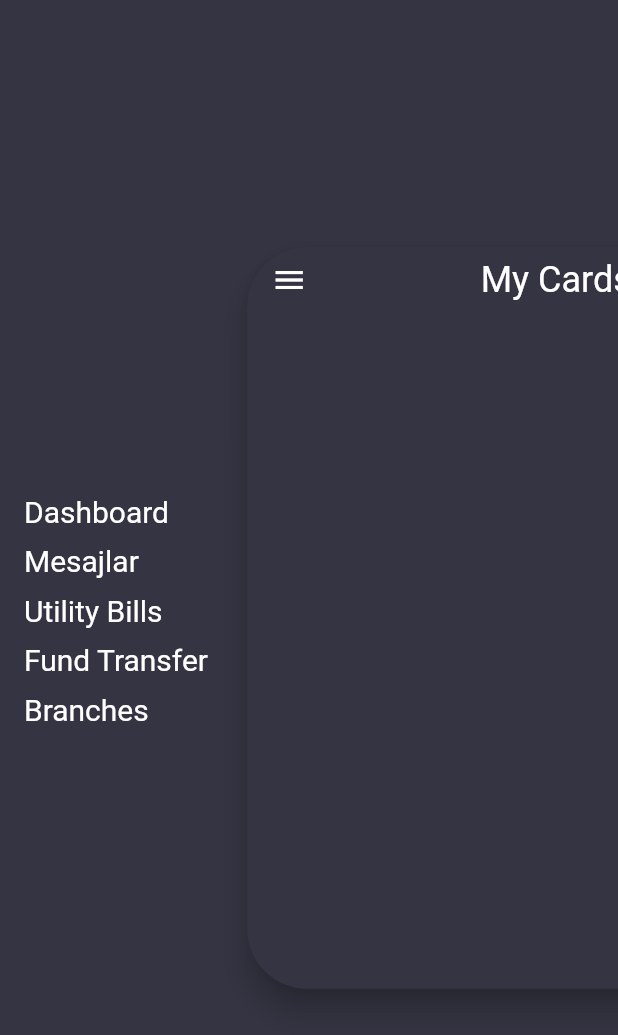
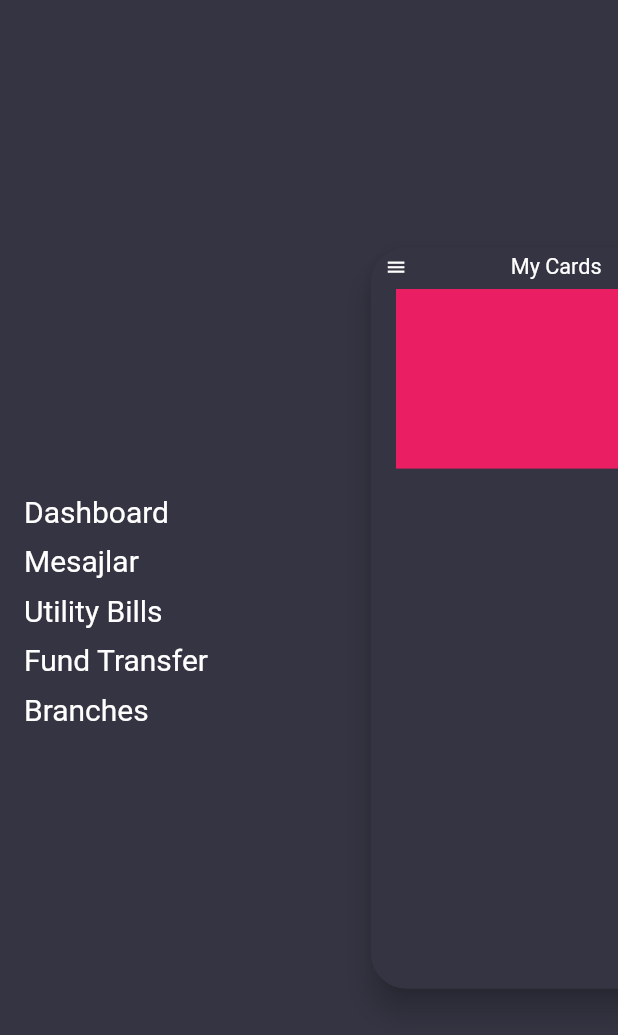
Before and after one commit to ibrahimuzul/flutter_slider_menu, a Flutter app: the screen it shows after launch, after a tap on the "menu" icon, on a phone screen of 412 x 824 dp. Shown: the top 1035 px of the screen. Run offline on Flutter 3.47's test engine with Material 2 defaults, Android fonts, the phone set to English and light mode, and no system bars.

Commit message:
179. ScaleTransition Kullanımı - Animasyonlu Menu Bölüm 3 Hata Var şuan

```diff
--- a/lib/menu_dashboard_widget.dart
+++ b/lib/menu_dashboard_widget.dart
@@ -8,9 +8,26 @@ class MenuDashboard extends StatefulWidget {
   _MenuDashboardState createState() => _MenuDashboardState();
 }
 
-class _MenuDashboardState extends State<MenuDashboard> {
+class _MenuDashboardState extends State<MenuDashboard>
+    with SingleTickerProviderStateMixin {
   double ekranYuksekligi, ekranGenisligi;
   bool menuAcikMi = false;
+  AnimationController _controller;
+  Animation<double> _scaleAnimation;
+  final Duration _duration = Duration(milliseconds: 300);
+
+  @override
+  void initState() {
+    super.initState();
+    _controller = AnimationController(vsync: this, duration: _duration);
+    _scaleAnimation = Tween(begin: 1.0, end: 0.6).animate(_controller);
+  }
+
+  @override
+  void dispose() {
+    _controller.dispose();
+    super.dispose();
+  }
 
   @override
   Widget build(BuildContext context) {
@@ -83,13 +100,16 @@ class _MenuDashboardState extends State<MenuDashboard> {
 
   Widget dashBoardOlustur(BuildContext context) {
     return AnimatedPositioned(
-      duration: Duration(milliseconds: 500),
-      top: menuAcikMi ? 0.2 * ekranYuksekligi : 0,
-      bottom: menuAcikMi ? 0.2 * ekranYuksekligi : 0,
+      duration: _duration,
+      top: 0,
+      bottom: 0,
       left: menuAcikMi ? 0.4 * ekranGenisligi : 0,
       right: menuAcikMi ? -0.4 * ekranGenisligi : 0,
+      child: ScaleTransition(
+        scale: _scaleAnimation,
         child: Material(
-        borderRadius: menuAcikMi ? BorderRadius.all(Radius.circular(40)) : null,
+          borderRadius:
+          menuAcikMi ? BorderRadius.all(Radius.circular(40)) : null,
           elevation: 8,
           color: backgroundColur,
           child: Container(
@@ -103,6 +123,11 @@ class _MenuDashboardState extends State<MenuDashboard> {
                     InkWell(
                       onTap: () {
                         setState(() {
+                          if (menuAcikMi) {
+                            _controller.reverse();
+                          } else {
+                            _controller.forward();
+                          }
                           menuAcikMi = !menuAcikMi;
                         });
                       },
@@ -120,8 +145,33 @@ class _MenuDashboardState extends State<MenuDashboard> {
                       color: Colors.white,
                     ),
                   ],
+                ),
+                Container(
+                  margin: EdgeInsets.only(top: 10),
+                  height: 200,
+                  child: PageView(
+                    scrollDirection: Axis.horizontal,
+                    children: <Widget>[
+                      Container(
+                        color: Colors.pink,
+                        width: 100,
+                        margin: EdgeInsets.symmetric(horizontal: 12),
+                      ),
+                      Container(
+                        color: Colors.purple,
+                        width: 100,
+                        margin: EdgeInsets.symmetric(horizontal: 12),
+                      ),
+                      Container(
+                        color: Colors.teal,
+                        width: 100,
+                        margin: EdgeInsets.symmetric(horizontal: 12),
+                      ),
+                    ],
+                  ),
                 )
               ],
+            ),
           ),
         ),
       ),
```
Lines whose indentation alone changed are shown as unchanged.
